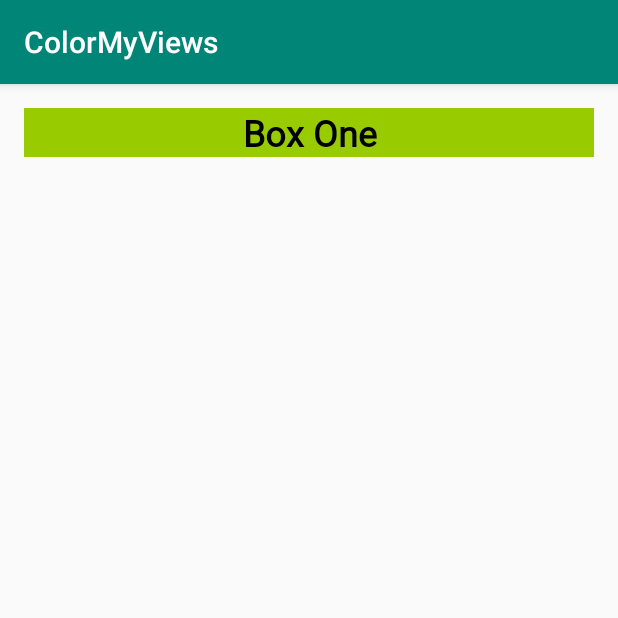
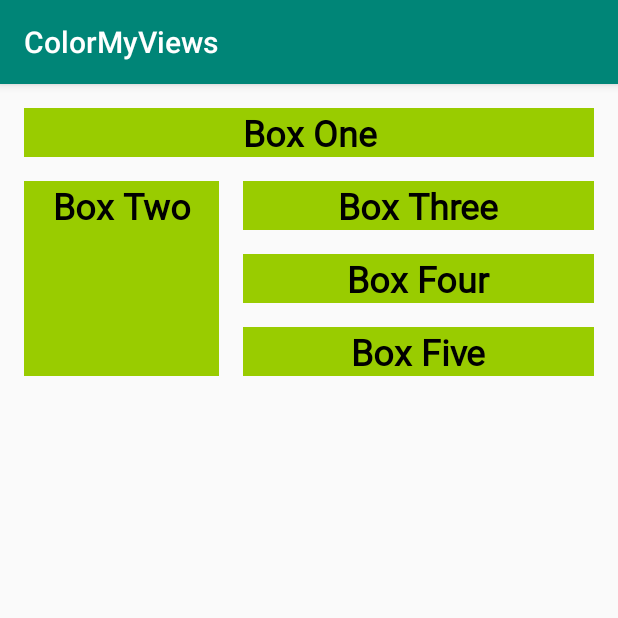
Before and after one commit to TekuDev/AndroidCourses, an Android app: the screen it shows after launch (MainActivity), on a phone screen of 412 x 824 dp, the top half of it. Run offline under Robolectric (Android 15) with nearby library versions, the phone set to English and light mode, and no system bars.

Commit message:
Add 4 boxes with relatives constraints

```diff
--- a/ColorMyViews/app/src/main/res/layout/activity_main.xml
+++ b/ColorMyViews/app/src/main/res/layout/activity_main.xml
@@ -20,4 +20,57 @@
         app:layout_constraintRight_toRightOf="parent"
         app:layout_constraintTop_toTopOf="parent" />
 
+    <TextView
+        android:id="@+id/box_two_text"
+        style="@style/WhiteBox"
+        android:layout_width="130dp"
+        android:layout_height="130dp"
+        android:layout_marginStart="16dp"
+        android:layout_marginTop="16dp"
+        android:text="@string/box_two"
+        app:layout_constraintStart_toStartOf="parent"
+        app:layout_constraintTop_toBottomOf="@+id/box_one_text" />
+
+    <TextView
+        android:id="@+id/box_three_text"
+        style="@style/WhiteBox"
+        android:layout_width="0dp"
+        android:layout_height="wrap_content"
+        android:layout_marginStart="16dp"
+        android:layout_marginEnd="16dp"
+        android:text="@string/box_three"
+        app:layout_constraintBottom_toTopOf="@+id/box_four_text"
+        app:layout_constraintEnd_toEndOf="parent"
+        app:layout_constraintHorizontal_bias="1.0"
+        app:layout_constraintStart_toEndOf="@+id/box_two_text"
+        app:layout_constraintTop_toTopOf="@+id/box_two_text" />
+
+    <TextView
+        android:id="@+id/box_four_text"
+        style="@style/WhiteBox"
+        android:layout_width="0dp"
+        android:layout_height="wrap_content"
+        android:layout_marginStart="16dp"
+        android:layout_marginTop="16dp"
+        android:layout_marginEnd="16dp"
+        android:layout_marginBottom="16dp"
+        android:text="@string/box_four"
+        app:layout_constraintBottom_toTopOf="@+id/box_five_text"
+        app:layout_constraintEnd_toEndOf="parent"
+        app:layout_constraintStart_toEndOf="@+id/box_two_text"
+        app:layout_constraintTop_toBottomOf="@+id/box_three_text" />
+
+    <TextView
+        android:id="@+id/box_five_text"
+        style="@style/WhiteBox"
+        android:layout_width="0dp"
+        android:layout_height="wrap_content"
+        android:layout_marginStart="16dp"
+        android:layout_marginEnd="16dp"
+        android:text="@string/box_five"
+        app:layout_constraintBottom_toBottomOf="@+id/box_two_text"
+        app:layout_constraintEnd_toEndOf="parent"
+        app:layout_constraintStart_toEndOf="@+id/box_two_text"
+        app:layout_constraintTop_toBottomOf="@+id/box_four_text" />
+
 </androidx.constraintlayout.widget.ConstraintLayout>
--- a/ColorMyViews/app/src/main/res/values/strings.xml
+++ b/ColorMyViews/app/src/main/res/values/strings.xml
@@ -1,4 +1,11 @@
 <resources>
     <string name="app_name">ColorMyViews</string>
     <string name="box_one">Box One</string>
+    <string name="box_two">Box Two</string>
+    <string name="box_three">Box Three</string>
+    <string name="box_four">Box Four</string>
+    <string name="box_five">Box Five</string>
+    <string name="button_red">RED</string>
+    <string name="button_yellow">YELLOW</string>
+    <string name="button_green">GREEN</string>
 </resources>
--- a/ColorMyViews/build.gradle
+++ b/ColorMyViews/build.gradle
@@ -8,7 +8,7 @@ buildscript {
 
     }
     dependencies {
-        classpath 'com.android.tools.build:gradle:3.5.3'
+        classpath 'com.android.tools.build:gradle:3.6.1'
         classpath "org.jetbrains.kotlin:kotlin-gradle-plugin:$kotlin_version"
         // NOTE: Do not place your application dependencies here; they belong
         // in the individual module build.gradle files
```
Also changed, not shown: ColorMyViews/gradle/wrapper/gradle-wrapper.properties.
